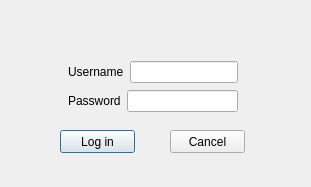
First picture: the form in src/app/ui/passworddialog.ui, repository PLLUG/sourceline, before the edit.
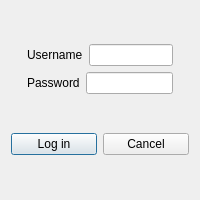
Second picture: the form after the edit.

The edit to the form file:
```diff
--- a/src/app/ui/passworddialog.ui
+++ b/src/app/ui/passworddialog.ui
@@ -6,48 +6,15 @@
    <rect>
     <x>0</x>
     <y>0</y>
-    <width>311</width>
-    <height>187</height>
+    <width>200</width>
+    <height>200</height>
    </rect>
   </property>
   <property name="windowTitle">
    <string>Dialog</string>
   </property>
-  <widget class="QPushButton" name="loginButton">
-   <property name="geometry">
-    <rect>
-     <x>60</x>
-     <y>130</y>
-     <width>75</width>
-     <height>23</height>
-    </rect>
-   </property>
-   <property name="text">
-    <string>Log in</string>
-   </property>
-  </widget>
-  <widget class="QPushButton" name="cancelButton">
-   <property name="geometry">
-    <rect>
-     <x>170</x>
-     <y>130</y>
-     <width>75</width>
-     <height>23</height>
-    </rect>
-   </property>
-   <property name="text">
-    <string>Cancel</string>
-   </property>
-  </widget>
-  <widget class="QWidget" name="">
-   <property name="geometry">
-    <rect>
-     <x>10</x>
-     <y>60</y>
-     <width>285</width>
-     <height>54</height>
-    </rect>
-   </property>
+  <layout class="QGridLayout" name="gridLayout">
+   <item row="0" column="0" colspan="2">
    <layout class="QHBoxLayout" name="horizontalLayout_3">
     <item>
      <spacer name="horizontalSpacer">
@@ -108,7 +75,22 @@
      </spacer>
     </item>
    </layout>
-  </widget>
+   </item>
+   <item row="1" column="0">
+    <widget class="QPushButton" name="loginButton">
+     <property name="text">
+      <string>Log in</string>
+     </property>
+    </widget>
+   </item>
+   <item row="1" column="1">
+    <widget class="QPushButton" name="cancelButton">
+     <property name="text">
+      <string>Cancel</string>
+     </property>
+    </widget>
+   </item>
+  </layout>
  </widget>
  <resources/>
  <connections/>
```
Left out of the diff: 2 changed lines with no effect on the pictures. Lines whose indentation alone changed are shown as unchanged.
